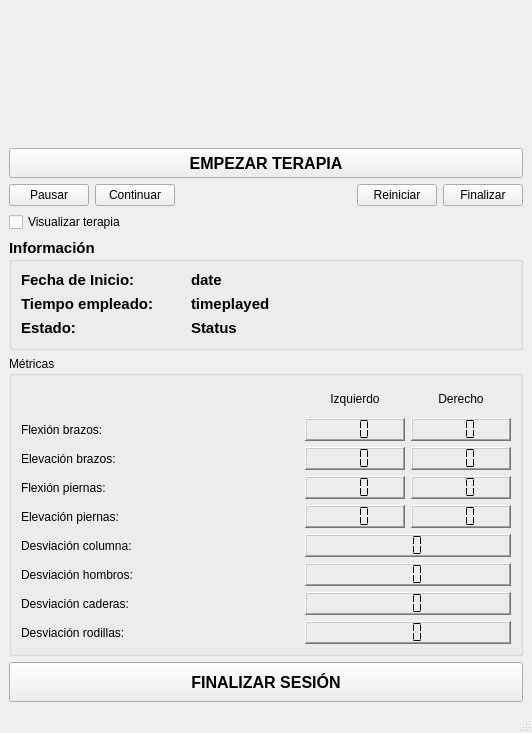
Qt form components/therapyManager/src/AdminInterface.ui (robocomp/robotherapy) before a commit.
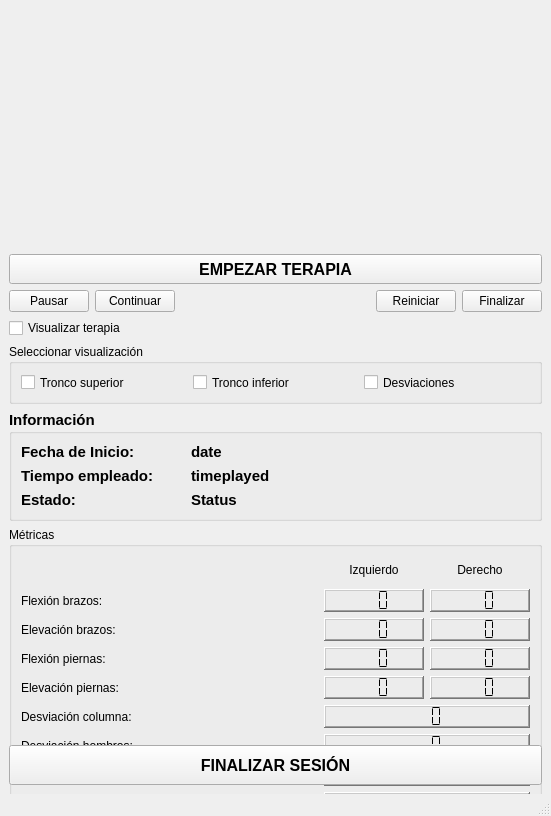
The same form after that commit.

Diff of the .ui file:
```diff
--- a/components/therapyManager/src/AdminInterface.ui
+++ b/components/therapyManager/src/AdminInterface.ui
@@ -6,8 +6,8 @@
    <rect>
     <x>0</x>
     <y>0</y>
-    <width>532</width>
-    <height>733</height>
+    <width>551</width>
+    <height>816</height>
    </rect>
   </property>
   <property name="minimumSize">
@@ -39,6 +39,12 @@
      <layout class="QHBoxLayout" name="horizontalLayout_2">
       <item>
        <widget class="QLabel" name="video_lb">
+        <property name="minimumSize">
+         <size>
+          <width>0</width>
+          <height>500</height>
+         </size>
+        </property>
         <property name="text">
          <string/>
         </property>
@@ -53,6 +59,19 @@
       </item>
      </layout>
     </item>
+    <item>
+     <spacer name="verticalSpacer">
+      <property name="orientation">
+       <enum>Qt::Vertical</enum>
+      </property>
+      <property name="sizeHint" stdset="0">
+       <size>
+        <width>20</width>
+        <height>40</height>
+       </size>
+      </property>
+     </spacer>
+    </item>
     <item>
      <widget class="QPushButton" name="start_game_button">
       <property name="minimumSize">
@@ -137,6 +156,42 @@
       </property>
      </widget>
     </item>
+    <item>
+     <widget class="QGroupBox" name="visualize_gbox">
+      <property name="maximumSize">
+       <size>
+        <width>16777215</width>
+        <height>60</height>
+       </size>
+      </property>
+      <property name="title">
+       <string>Seleccionar visualización</string>
+      </property>
+      <layout class="QHBoxLayout" name="horizontalLayout_3">
+       <item>
+        <widget class="QCheckBox" name="upper_trunk_check">
+         <property name="text">
+          <string>Tronco superior</string>
+         </property>
+        </widget>
+       </item>
+       <item>
+        <widget class="QCheckBox" name="lower_trunk_check">
+         <property name="text">
+          <string>Tronco inferior</string>
+         </property>
+        </widget>
+       </item>
+       <item>
+        <widget class="QCheckBox" name="deviations_check">
+         <property name="text">
+          <string>Desviaciones</string>
+         </property>
+        </widget>
+       </item>
+      </layout>
+     </widget>
+    </item>
     <item>
      <widget class="QGroupBox" name="groupBox">
       <property name="minimumSize">
```
